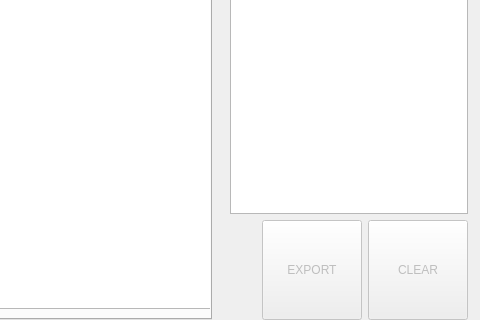
Qt form src/main/resources/base/design.ui (OndrejPistora/thymos-loader) before a commit; both pictures show x 338 to 818 and y 477 to 797 of the 818 by 797 pixel window.
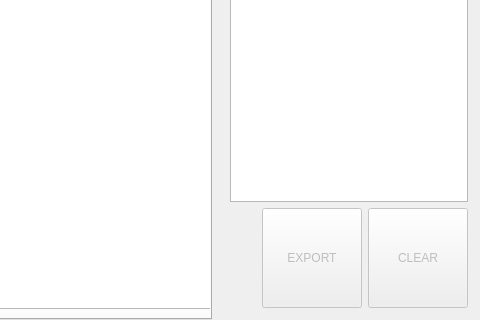
The same form after that commit. The open tabs and pages were chosen to show the change. Custom widgets are drawn as their Qt base class.

```diff
--- a/src/main/resources/base/design.ui
+++ b/src/main/resources/base/design.ui
@@ -1256,7 +1256,7 @@
                      <number>12</number>
                     </property>
                     <property name="bottomMargin">
-                     <number>0</number>
+                     <number>12</number>
                     </property>
                     <item>
                      <widget class="QLabel" name="label_11">
```
